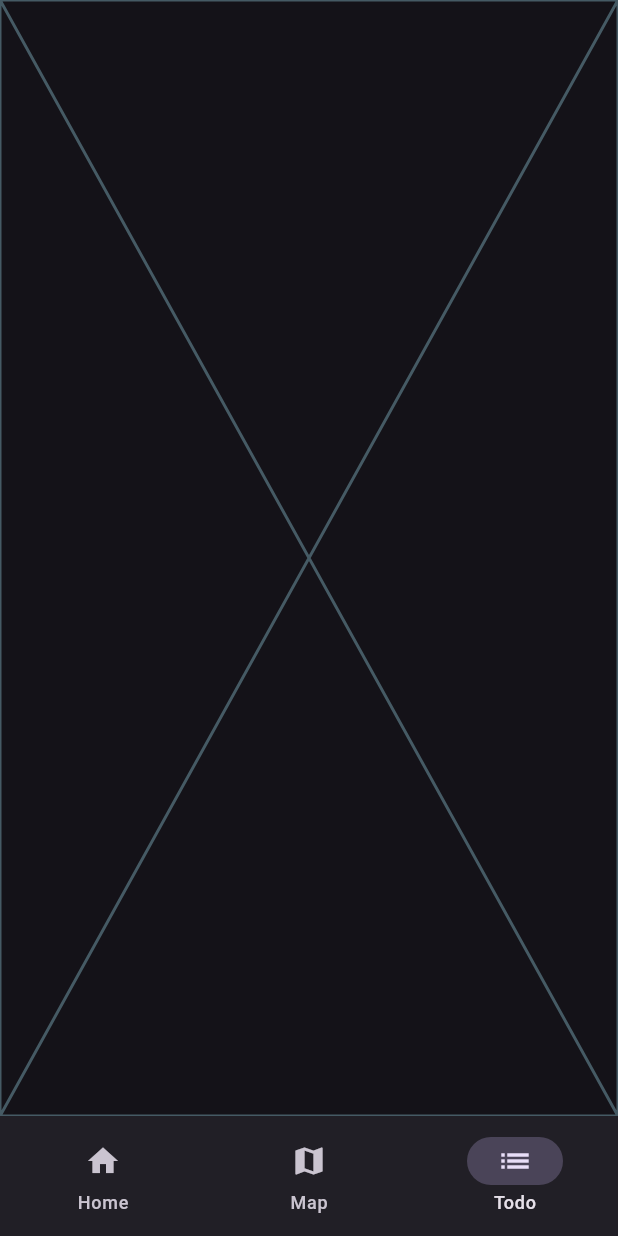
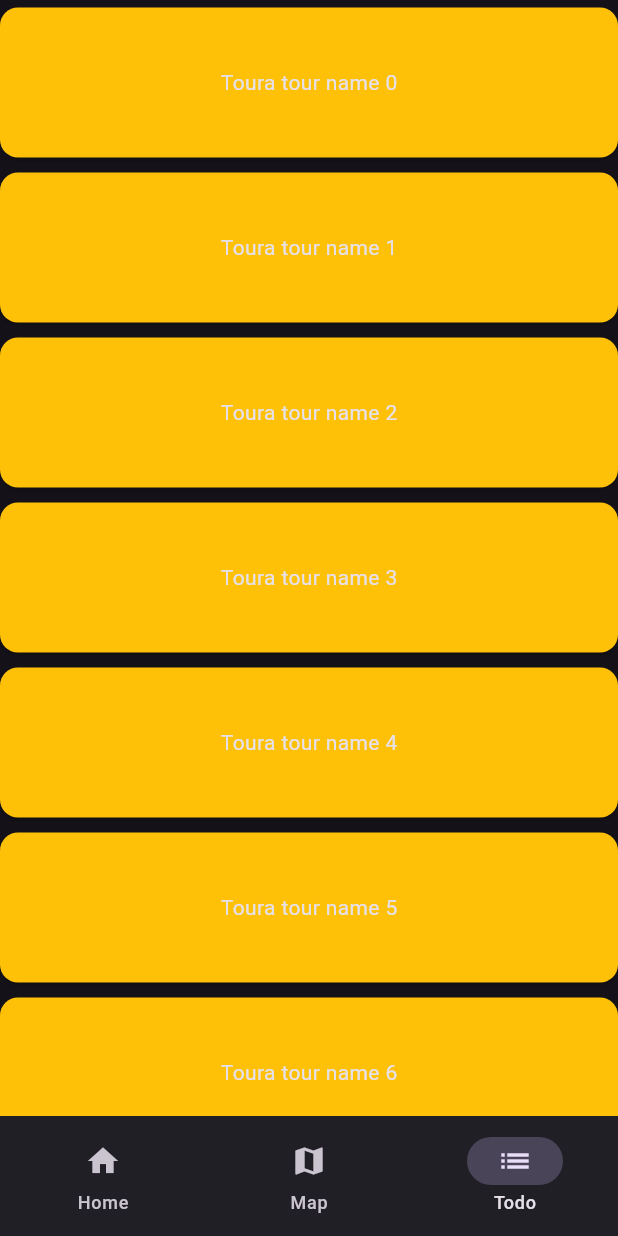
Before and after one commit to Adithya-1489181/TOURA, a Flutter app: the screen it shows after launch, item 3 of the bottom bar chosen, on a phone screen of 412 x 824 dp. Run offline on Flutter 3.47's test engine with Material 3 defaults, Android fonts, the phone set to English and light mode, and no system bars; our stand-ins replace carousel_slider, flutter_riverpod.

Commit message:
Started implementing Todo page
Renamed one file and now using list of pages to decide which page to
show.

```diff
--- a/toura/lib/UI/home_page_body.dart
+++ b/toura/lib/UI/home_page.dart
@@ -1,8 +1,8 @@
 import 'package:carousel_slider/carousel_slider.dart';
 import 'package:flutter/material.dart';
 
-class HomePageBody extends StatelessWidget {
-  const HomePageBody({
+class HomePage extends StatelessWidget {
+  const HomePage({
     super.key,
   });
 
@@ -152,10 +152,7 @@ class HomePageBody extends StatelessWidget {
                   border: OutlineInputBorder(
                     borderRadius: BorderRadius.circular(25),
                   ),
-                  prefixIcon: IconButton(
-                    icon: const Icon(Icons.message),
-                    onPressed: () {},
-                  ),
+                  prefixIcon: const Icon(Icons.message),
                   suffixIcon: IconButton(
                     icon: const Icon(Icons.send),
                     onPressed: () {},
--- /dev/null
+++ b/toura/lib/UI/todo_page.dart
@@ -0,0 +1,26 @@
+import 'package:flutter/material.dart';
+
+class TodoPage extends StatelessWidget {
+  const TodoPage({super.key});
+
+  @override
+  Widget build(BuildContext context) {
+    return SafeArea(
+      child: ListView.builder(
+        physics: const BouncingScrollPhysics(),
+        itemBuilder: (context, index) {
+          return Card(
+            margin: const EdgeInsets.symmetric(vertical: 5),
+            color: Colors.amber,
+            child: Padding(
+              padding: const EdgeInsets.all(40),
+              child: Center(
+                child: Text("Toura tour name $index"),
+              ),
+            ),
+          );
+        },
+      ),
+    );
+  }
+}
--- a/toura/lib/UI/toura.dart
+++ b/toura/lib/UI/toura.dart
@@ -1,5 +1,6 @@
 import 'package:flutter/material.dart';
-import 'package:toura/UI/home_page_body.dart';
+import 'package:toura/UI/home_page.dart';
+import 'package:toura/UI/todo_page.dart';
 
 enum CurrentPage { homePage, mapPage, todoPage }
 
@@ -12,24 +13,14 @@ class Toura extends StatefulWidget {
 
 class _TouraState extends State<Toura> {
   CurrentPage _currentPage = CurrentPage.homePage;
-  Widget _page = const Placeholder();
+  final _page = <Widget>[
+    const HomePage(),
+    const Placeholder(),
+    const TodoPage(),
+  ];
 
   @override
   Widget build(BuildContext context) {
-    switch (_currentPage) {
-      case CurrentPage.homePage:
-        _page = const HomePageBody();
-        break;
-      case CurrentPage.mapPage:
-        _page = const Placeholder();
-        break;
-      case CurrentPage.todoPage:
-        _page = const Placeholder();
-        break;
-      default:
-        _page = const Placeholder();
-    }
-
     return MaterialApp(
       title: "Toura",
       theme: ThemeData(
@@ -51,7 +42,7 @@ class _TouraState extends State<Toura> {
             });
           },
         ),
-        body: _page,
+        body: _page[_currentPage.index],
       ),
     );
   }
```
